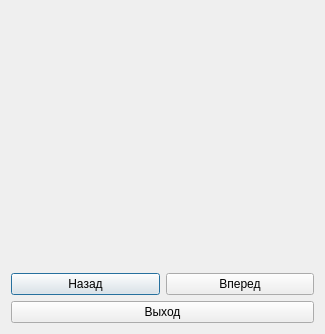
The window that secondwindow.ui (grigorenkokoko/memebox) describes before a commit, drawn with Qt 5.
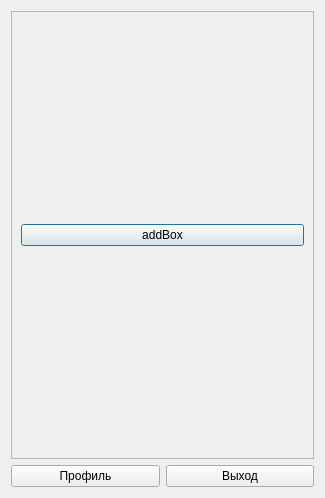
The same window after the commit.

Commit message: Добавлена лента, профиль, загрузка файла

Diff of the .ui file:
```diff
--- a/secondwindow.ui
+++ b/secondwindow.ui
@@ -7,7 +7,7 @@
     <x>0</x>
     <y>0</y>
     <width>325</width>
-    <height>334</height>
+    <height>498</height>
    </rect>
   </property>
   <property name="windowTitle">
@@ -15,43 +15,52 @@
   </property>
   <layout class="QVBoxLayout" name="verticalLayout">
    <item>
-    <widget class="QLabel" name="label">
-     <property name="sizePolicy">
-      <sizepolicy hsizetype="Preferred" vsizetype="Expanding">
-       <horstretch>0</horstretch>
-       <verstretch>0</verstretch>
-      </sizepolicy>
+    <widget class="QScrollArea" name="scrollArea">
+     <property name="widgetResizable">
+      <bool>true</bool>
      </property>
-     <property name="text">
-      <string/>
-     </property>
+     <widget class="QWidget" name="scrollAreaWidgetContents">
+      <property name="geometry">
+       <rect>
+        <x>0</x>
+        <y>0</y>
+        <width>301</width>
+        <height>440</height>
+       </rect>
+      </property>
+      <layout class="QVBoxLayout" name="verticalLayout_5">
+       <item>
+        <layout class="QVBoxLayout" name="verticalLayout_2"/>
+       </item>
+       <item>
+        <widget class="QPushButton" name="pushButton_addBox">
+         <property name="text">
+          <string>addBox</string>
+         </property>
+        </widget>
+       </item>
+      </layout>
+     </widget>
     </widget>
    </item>
    <item>
     <layout class="QHBoxLayout" name="horizontalLayout">
      <item>
-      <widget class="QPushButton" name="pushButton_back">
+      <widget class="QPushButton" name="pushButton">
        <property name="text">
-        <string>Назад</string>
+        <string>Профиль</string>
        </property>
       </widget>
      </item>
      <item>
       <widget class="QPushButton" name="pushButton_next">
        <property name="text">
-        <string>Вперед</string>
+        <string>Выход</string>
        </property>
       </widget>
      </item>
     </layout>
    </item>
-   <item>
-    <widget class="QPushButton" name="pushButton">
-     <property name="text">
-      <string>Выход</string>
-     </property>
-    </widget>
-   </item>
   </layout>
  </widget>
  <resources/>
```
Left out of the diff: 2 changed lines with no effect on the pictures. The commit also changes 73 other files.
